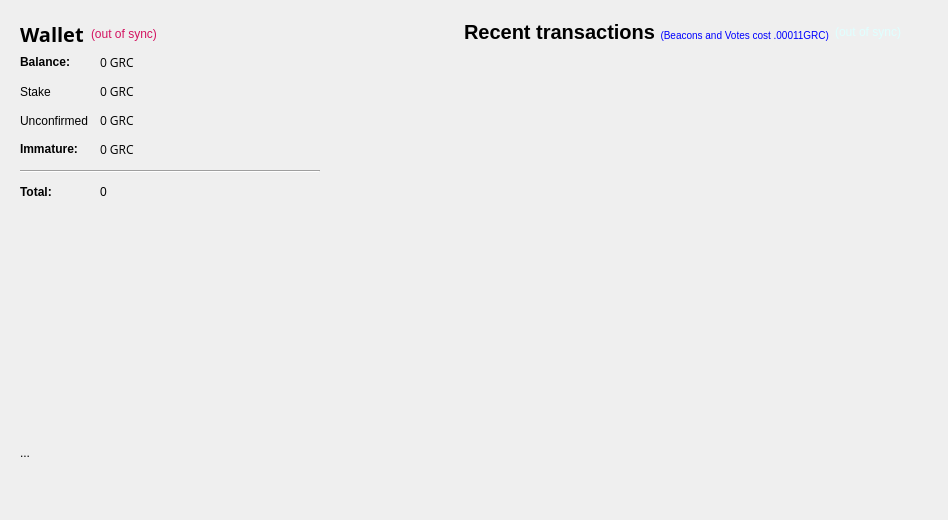
This is src/qt/forms/overviewpage.ui in gridcoin-community/Gridcoin-Research as Qt 5 draws it before an edit. The edited form follows.
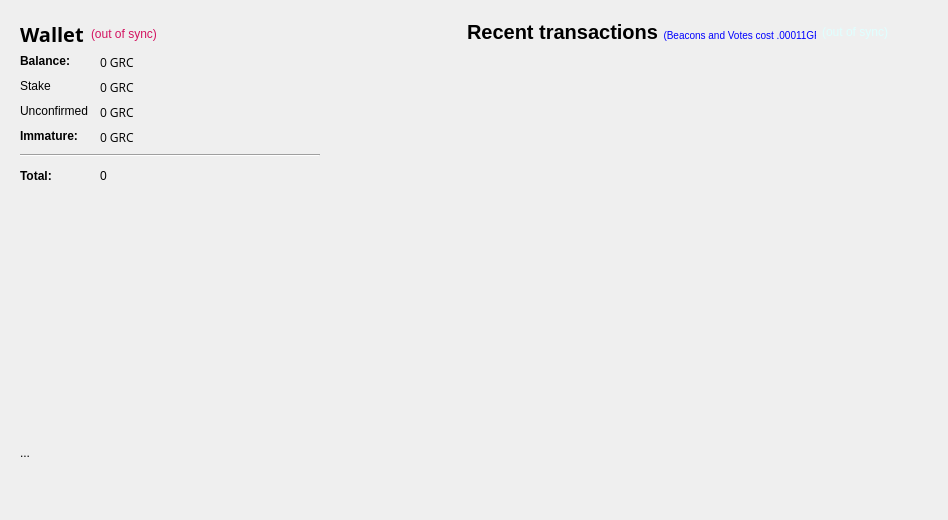
This is the edited form. Icons and pictures are not drawn.

Commit message: Make main window resizable

```diff
--- a/src/qt/forms/overviewpage.ui
+++ b/src/qt/forms/overviewpage.ui
@@ -11,7 +11,7 @@
    </rect>
   </property>
   <property name="sizePolicy">
-   <sizepolicy hsizetype="Minimum" vsizetype="Preferred">
+   <sizepolicy hsizetype="Preferred" vsizetype="Preferred">
     <horstretch>0</horstretch>
     <verstretch>0</verstretch>
    </sizepolicy>
@@ -53,7 +53,7 @@
      <item>
       <widget class="QFrame" name="frame_2">
        <property name="sizePolicy">
-        <sizepolicy hsizetype="Fixed" vsizetype="Preferred">
+        <sizepolicy hsizetype="Preferred" vsizetype="Preferred">
          <horstretch>0</horstretch>
          <verstretch>0</verstretch>
         </sizepolicy>
@@ -70,8 +70,36 @@
         </property>
         <item>
          <layout class="QHBoxLayout" name="horizontalLayout_2">
+          <item>
+           <spacer name="horizontalSpacer_3">
+            <property name="orientation">
+             <enum>Qt::Horizontal</enum>
+            </property>
+            <property name="sizeType">
+             <enum>QSizePolicy::Expanding</enum>
+            </property>
+            <property name="sizeHint" stdset="0">
+             <size>
+              <width>40</width>
+              <height>20</height>
+             </size>
+            </property>
+           </spacer>
+          </item>
           <item>
            <widget class="QLabel" name="label_4">
+            <property name="sizePolicy">
+             <sizepolicy hsizetype="MinimumExpanding" vsizetype="Preferred">
+              <horstretch>0</horstretch>
+              <verstretch>0</verstretch>
+             </sizepolicy>
+            </property>
+            <property name="minimumSize">
+             <size>
+              <width>300</width>
+              <height>0</height>
+             </size>
+            </property>
             <property name="text">
              <string>&lt;html&gt;&lt;head/&gt;&lt;body&gt;&lt;p&gt;&lt;span style=&quot; font-size:20px; font-weight:600; color:#000000;&quot;&gt;Recent transactions&lt;/span&gt;&lt;small&gt;&lt;span&gt;&lt;font color=blue&gt;&amp;nbsp;&amp;nbsp;(Beacons and Votes cost .00011GRC)&lt;/span&gt;&lt;/font&gt;&lt;/p&gt;&lt;/body&gt;&lt;/html&gt;</string>
             </property>
@@ -79,6 +107,18 @@
           </item>
           <item>
            <widget class="QLabel" name="labelTransactionsStatus">
+            <property name="sizePolicy">
+             <sizepolicy hsizetype="Preferred" vsizetype="Preferred">
+              <horstretch>0</horstretch>
+              <verstretch>0</verstretch>
+             </sizepolicy>
+            </property>
+            <property name="minimumSize">
+             <size>
+              <width>0</width>
+              <height>0</height>
+             </size>
+            </property>
             <property name="toolTip">
              <string>The displayed information may be out of date. Your wallet automatically synchronizes with the Gridcoin network after a connection is established, but this process has not completed yet.</string>
             </property>
@@ -98,6 +138,9 @@
             <property name="orientation">
              <enum>Qt::Horizontal</enum>
             </property>
+            <property name="sizeType">
+             <enum>QSizePolicy::Fixed</enum>
+            </property>
             <property name="sizeHint" stdset="0">
              <size>
               <width>40</width>
@@ -125,13 +168,37 @@
          </spacer>
         </item>
         <item>
+         <layout class="QHBoxLayout" name="horizontalLayout_3">
+          <item>
+           <spacer name="horizontalSpacer_5">
+            <property name="orientation">
+             <enum>Qt::Horizontal</enum>
+            </property>
+            <property name="sizeType">
+             <enum>QSizePolicy::Expanding</enum>
+            </property>
+            <property name="sizeHint" stdset="0">
+             <size>
+              <width>40</width>
+              <height>20</height>
+             </size>
+            </property>
+           </spacer>
+          </item>
+          <item>
          <widget class="QListView" name="listTransactions">
           <property name="sizePolicy">
-           <sizepolicy hsizetype="Expanding" vsizetype="Expanding">
+             <sizepolicy hsizetype="MinimumExpanding" vsizetype="MinimumExpanding">
             <horstretch>0</horstretch>
             <verstretch>0</verstretch>
            </sizepolicy>
           </property>
+            <property name="minimumSize">
+             <size>
+              <width>350</width>
+              <height>200</height>
+             </size>
+            </property>
           <property name="styleSheet">
            <string notr="true">QListView { background: transparent;font-size:12px;  }</string>
           </property>
@@ -150,6 +217,42 @@
          </widget>
         </item>
         <item>
+           <spacer name="horizontalSpacer_7">
+            <property name="orientation">
+             <enum>Qt::Horizontal</enum>
+            </property>
+            <property name="sizeType">
+             <enum>QSizePolicy::Fixed</enum>
+            </property>
+            <property name="sizeHint" stdset="0">
+             <size>
+              <width>40</width>
+              <height>20</height>
+             </size>
+            </property>
+           </spacer>
+          </item>
+         </layout>
+        </item>
+        <item>
+         <layout class="QHBoxLayout" name="horizontalLayout">
+          <item>
+           <spacer name="horizontalSpacer_4">
+            <property name="orientation">
+             <enum>Qt::Horizontal</enum>
+            </property>
+            <property name="sizeType">
+             <enum>QSizePolicy::MinimumExpanding</enum>
+            </property>
+            <property name="sizeHint" stdset="0">
+             <size>
+              <width>40</width>
+              <height>20</height>
+             </size>
+            </property>
+           </spacer>
+          </item>
+          <item>
          <widget class="QLabel" name="label12">
           <property name="layoutDirection">
            <enum>Qt::RightToLeft</enum>
@@ -168,6 +271,24 @@
           </property>
          </widget>
         </item>
+          <item>
+           <spacer name="horizontalSpacer_6">
+            <property name="orientation">
+             <enum>Qt::Horizontal</enum>
+            </property>
+            <property name="sizeType">
+             <enum>QSizePolicy::Fixed</enum>
+            </property>
+            <property name="sizeHint" stdset="0">
+             <size>
+              <width>40</width>
+              <height>20</height>
+             </size>
+            </property>
+           </spacer>
+          </item>
+         </layout>
+        </item>
        </layout>
       </widget>
      </item>
@@ -181,7 +302,7 @@
      <item>
       <widget class="QFrame" name="frame">
        <property name="sizePolicy">
-        <sizepolicy hsizetype="Fixed" vsizetype="Fixed">
+        <sizepolicy hsizetype="Preferred" vsizetype="Preferred">
          <horstretch>0</horstretch>
          <verstretch>0</verstretch>
         </sizepolicy>
@@ -405,7 +526,7 @@
            <enum>Qt::Vertical</enum>
           </property>
           <property name="sizeType">
-           <enum>QSizePolicy::Maximum</enum>
+           <enum>QSizePolicy::Fixed</enum>
           </property>
           <property name="sizeHint" stdset="0">
            <size>
@@ -430,7 +551,7 @@
            </size>
           </property>
           <property name="text">
-           <string> </string>
+           <string/>
           </property>
          </widget>
         </item>
@@ -462,6 +583,22 @@
           </property>
          </widget>
         </item>
+        <item>
+         <spacer name="verticalSpacer">
+          <property name="orientation">
+           <enum>Qt::Vertical</enum>
+          </property>
+          <property name="sizeType">
+           <enum>QSizePolicy::MinimumExpanding</enum>
+          </property>
+          <property name="sizeHint" stdset="0">
+           <size>
+            <width>20</width>
+            <height>40</height>
+           </size>
+          </property>
+         </spacer>
+        </item>
         <item>
          <widget class="QLabel" name="txtDisplay">
           <property name="minimumSize">
```
Lines whose indentation alone changed are shown as unchanged. The commit also changes 1 other file.
